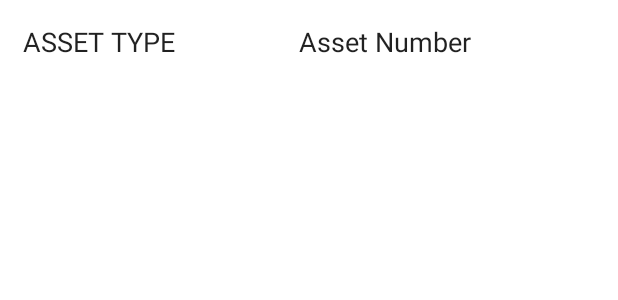
After one commit to PrinceSumberia/assets-management, an Android app: the layout get_info_list.xml on its own in the app's theme, with its tools: preview values and no code run, on a phone screen of 412 x 824 dp. The commit adds this screen. Shown: the top 300 px of the screen. Run offline under Robolectric (Android 15) with nearby library versions, the phone set to English and light mode, and no system bars.

Commit message:
*Implemented Recycler View

```diff
--- a/app/src/main/java/com/prince/assetManagement/IssuingAssets.java
+++ b/app/src/main/java/com/prince/assetManagement/IssuingAssets.java
@@ -46,7 +46,6 @@ public class IssuingAssets extends AppCompatActivity implements AdapterView.OnIt
     List<String> userid = new ArrayList<>();
 //    ArrayList<String> document_list = new ArrayList<>();
 //
-
     @Override
     protected void onCreate(Bundle savedInstanceState) {
         super.onCreate(savedInstanceState);
@@ -60,10 +59,8 @@ public class IssuingAssets extends AppCompatActivity implements AdapterView.OnIt
         next = findViewById(R.id.next);
         spinner = findViewById(R.id.spinner_issue);
 
-
         final String document = getIntent().getStringExtra("document_id");
         final ArrayList<String> document_list = new ArrayList<>(Arrays.asList(document.split(",")));
-
 
         FirebaseApp.initializeApp(getApplicationContext());
         final String admin_id = getIntent().getStringExtra("admin_id");
@@ -90,6 +87,8 @@ public class IssuingAssets extends AppCompatActivity implements AdapterView.OnIt
                     int quantity_issued = Integer.parseInt(str_quantity_issued);
                     int remaining_quantity = total_quantity - quantity_issued;
                     remaining_quantity_field.setText(String.valueOf(remaining_quantity));
+                    Log.e(TAG, "onTextChanged: " + str_quantity_issued + " " + quantity_issued + " " + remaining_quantity);
+
                 } catch (Exception e) {
                     Log.e(TAG, "onTextChanged: Exception Occurred!");
                 }
--- /dev/null
+++ b/app/src/main/res/layout/get_info_list.xml
@@ -0,0 +1,27 @@
+<?xml version="1.0" encoding="utf-8"?>
+<LinearLayout xmlns:android="http://schemas.android.com/apk/res/android"
+    android:id="@+id/parent_layout_get_info_list"
+    android:layout_width="match_parent"
+    android:layout_height="match_parent"
+    android:layout_margin="15dp"
+    android:orientation="horizontal">
+
+    <TextView
+        android:id="@+id/asset_type"
+        android:layout_width="wrap_content"
+        android:layout_height="wrap_content"
+        android:layout_weight="1"
+        android:text="Asset Type"
+        android:textAllCaps="true"
+        android:textAppearance="@style/TextAppearance.AppCompat.Body1"
+        android:textSize="18sp" />
+
+    <TextView
+        android:id="@+id/asset_number"
+        android:layout_width="wrap_content"
+        android:layout_height="wrap_content"
+        android:layout_weight="1"
+        android:text="Asset Number"
+        android:textAppearance="@style/TextAppearance.AppCompat"
+        android:textSize="18sp" />
+</LinearLayout>
```
Also changed, not shown: app/src/main/java/com/prince/assetManagement/FragmentDepartment.java (+29 -6 lines), app/src/main/java/com/prince/assetManagement/GetInfoList.java (added, +58 -0 lines), app/src/main/res/layout/fragment_fragment_department.xml (+9 -6 lines).
